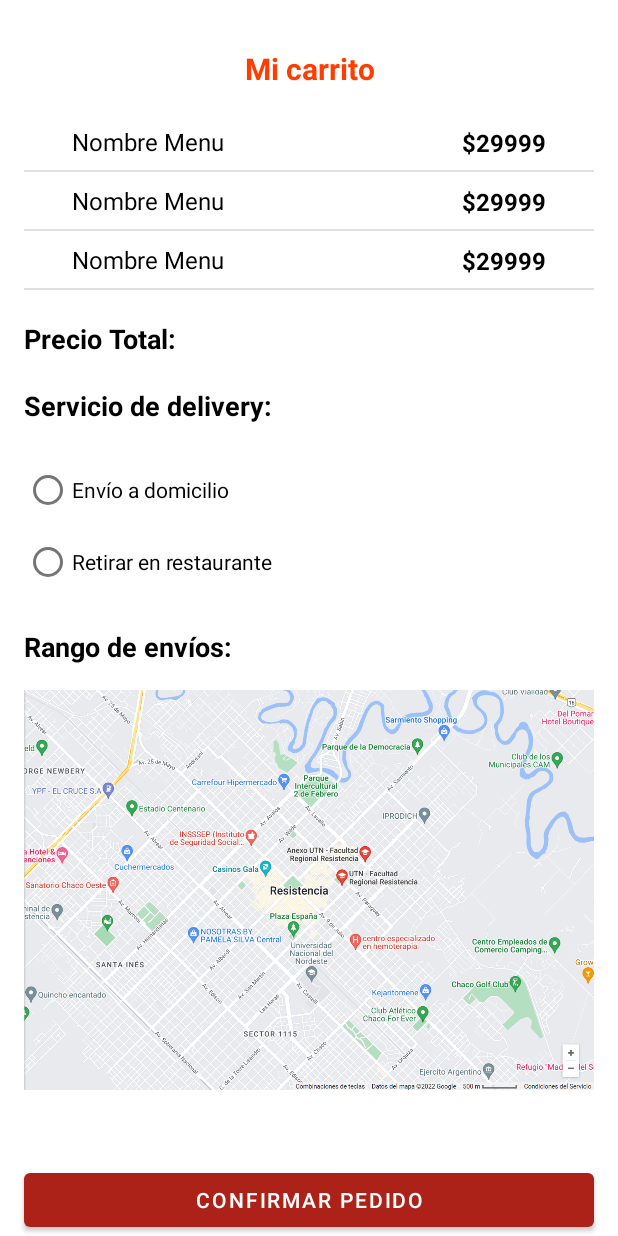
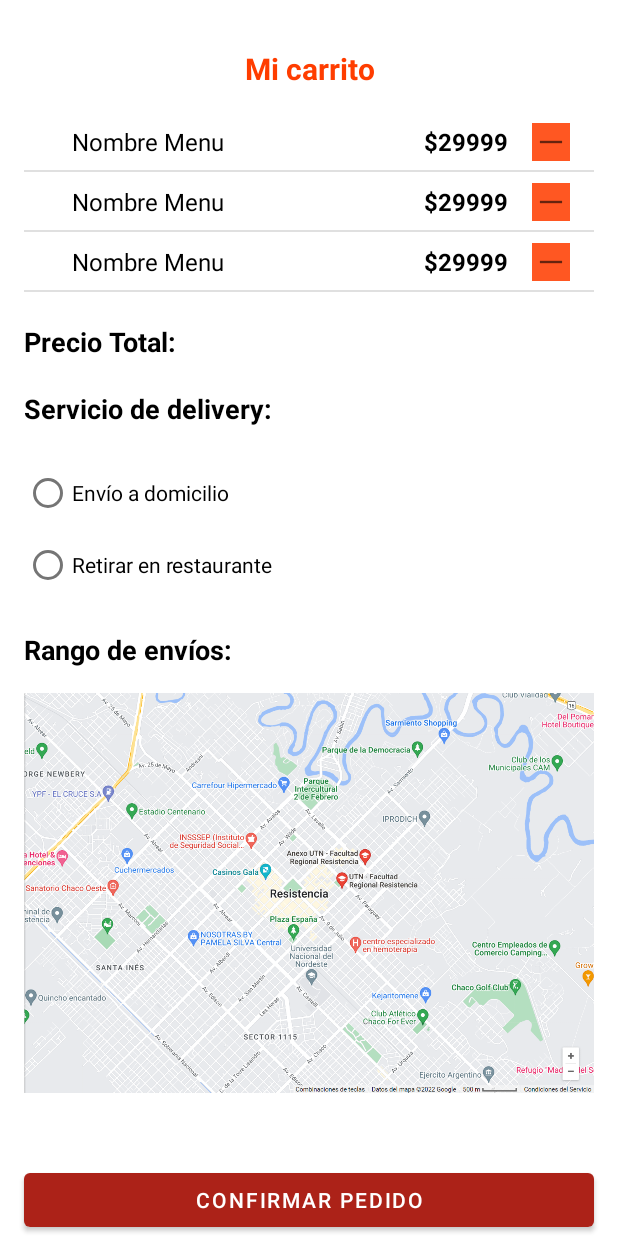
Before and after one commit to MartinezFabian/SentidosDelivery, an Android app: the layout fragment_carrito.xml on its own in the app's theme, with its tools: preview values and no code run, on a phone screen of 412 x 824 dp. Run offline under Robolectric (Android 15) with nearby library versions, the phone set to English and light mode, and no system bars.

Commit message:
Se agrega funcionalidad de eliminar un item del carrito

```diff
--- a/app/src/main/java/org/example/sentidosdelivery/ui/PagoActivity.kt
+++ b/app/src/main/java/org/example/sentidosdelivery/ui/PagoActivity.kt
@@ -63,6 +63,8 @@ class PagoActivity : AppCompatActivity() {
 
                         lista_carrito.clear()
 
+                        carritoAdapter!!.notifyDataSetChanged()
+
                         super.finish()
 
                     }
@@ -84,6 +86,8 @@ class PagoActivity : AppCompatActivity() {
                     )
 
                     lista_carrito.clear()
+
+                    carritoAdapter!!.notifyDataSetChanged()
 
                     super.finish()
 
--- a/app/src/main/res/layout/item_carrito.xml
+++ b/app/src/main/res/layout/item_carrito.xml
@@ -26,14 +26,14 @@
         android:layout_width="wrap_content"
         android:layout_height="wrap_content"
         android:layout_marginTop="8dp"
-        android:layout_marginEnd="32dp"
+        android:layout_marginEnd="16dp"
         android:layout_marginBottom="8dp"
         android:text="$29999"
         android:textColor="@color/black"
         android:textSize="16sp"
         android:textStyle="bold"
-        app:layout_constraintBottom_toBottomOf="parent"
-        app:layout_constraintEnd_toEndOf="parent"
+        app:layout_constraintBottom_toTopOf="@+id/divider2"
+        app:layout_constraintEnd_toStartOf="@+id/btnEliminarDelCarrito"
         app:layout_constraintTop_toTopOf="parent" />
 
     <View
@@ -46,4 +46,18 @@
         app:layout_constraintStart_toStartOf="parent"
         app:layout_constraintTop_toBottomOf="@+id/tvNombreMenuCarrito" />
 
+    <ImageView
+        android:id="@+id/btnEliminarDelCarrito"
+        android:layout_width="25dp"
+        android:layout_height="25dp"
+        android:layout_marginTop="8dp"
+        android:layout_marginEnd="16dp"
+        android:layout_marginBottom="8dp"
+        android:background="#FF5722"
+        android:scaleType="centerCrop"
+        app:layout_constraintBottom_toTopOf="@+id/divider2"
+        app:layout_constraintEnd_toEndOf="parent"
+        app:layout_constraintTop_toTopOf="parent"
+        app:srcCompat="@drawable/remove_48px" />
+
 </androidx.constraintlayout.widget.ConstraintLayout>
```
Also changed, not shown: app/src/main/java/org/example/sentidosdelivery/adapter/CarritoAdapter.kt (+11 -1 lines), app/src/main/java/org/example/sentidosdelivery/ui/Carrito.kt (+30 -4 lines), 1 other file.
